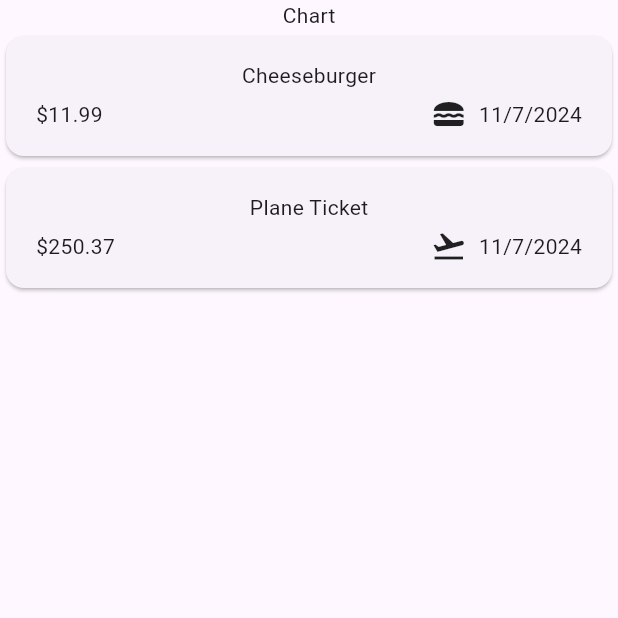
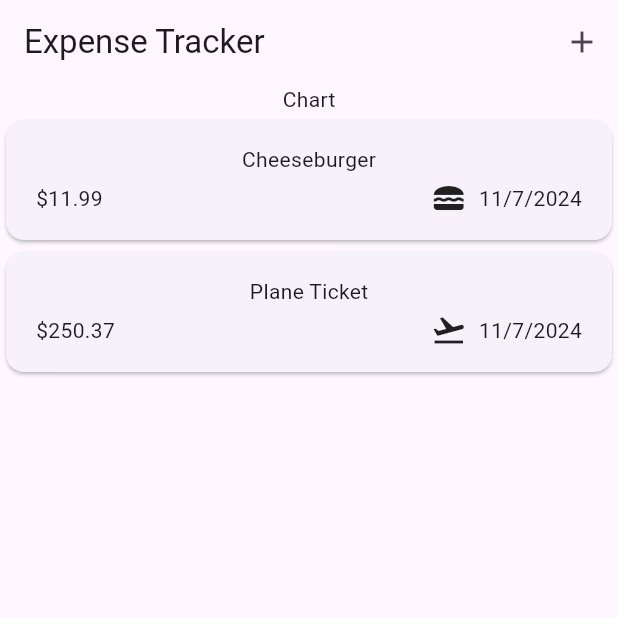
Before and after one commit to katie-andor/expense_tracker, a Flutter app: the screen it shows after launch, on a phone screen of 412 x 824 dp, the top half of it. Run offline on Flutter 3.47's test engine with Material 3 defaults, Android fonts, the phone set to English and light mode, and no system bars.

Commit message:
initial modal

```diff
--- a/lib/widgets/expenses.dart
+++ b/lib/widgets/expenses.dart
@@ -12,6 +12,10 @@ class Expenses extends StatefulWidget {
 }
 
 class _ExpensesState extends State<Expenses> {
+  void _openAddExpenseOverlay() {
+    showModalBottomSheet(context: context, builder: (ctx) => const Text('My Modal'));
+  }
+
   final List<Expense> _registeredExpenses = [
     Expense(
         title: 'Cheeseburger',
@@ -28,6 +32,15 @@ class _ExpensesState extends State<Expenses> {
   @override
   Widget build(BuildContext context) {
     return Scaffold(
+      appBar: AppBar(
+        title: const Text('Expense Tracker'),
+        actions: [
+          IconButton(
+            onPressed: _openAddExpenseOverlay,
+            icon: const Icon(Icons.add),
+          ),
+        ],
+      ),
       body: Column(
         children: [
           const Text("Chart"),
```
